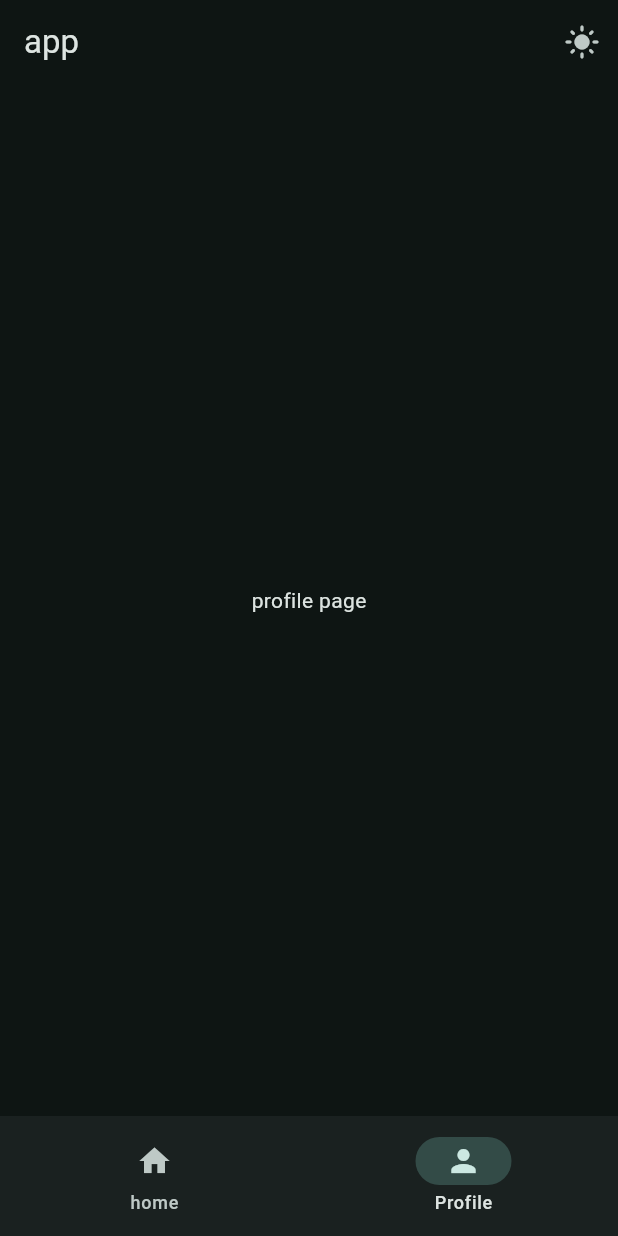
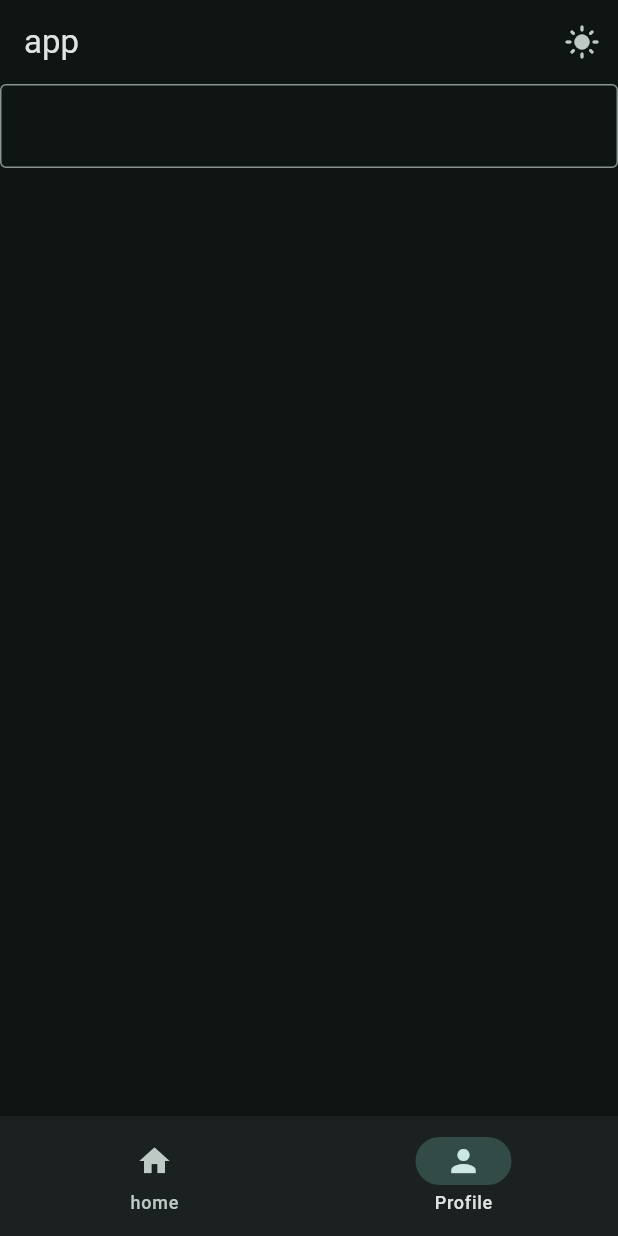
Before and after one commit to zengchanghuan/my_flutter_projects, a Flutter app: the screen it shows after launch, item 2 of the bottom bar chosen, on a phone screen of 412 x 824 dp. Run offline on Flutter 3.47's test engine with Material 3 defaults, Android fonts, the phone set to English and light mode, and no system bars.

Commit message:
add TextField

```diff
--- a/flutter_app/lib/views/pages/profile_page.dart
+++ b/flutter_app/lib/views/pages/profile_page.dart
@@ -1,12 +1,30 @@
 import 'package:flutter/material.dart';
 
-class ProfilePage extends StatelessWidget {
+class ProfilePage extends StatefulWidget {
   const ProfilePage({super.key});
 
   @override
+  State<ProfilePage> createState() => _ProfilePageState();
+}
+
+class _ProfilePageState extends State<ProfilePage> {
+  final TextEditingController _controller = TextEditingController();
+
+  @override
   Widget build(BuildContext context) {
-    return const Center(
-      child: Text('profile page'),
-    ) ;
+    return Column(
+      children: [
+        TextField(
+          controller: _controller,
+          decoration: const InputDecoration(
+            border: OutlineInputBorder(),
+          ),
+          onEditingComplete: () {
+            setState(() {});
+          },
+        ),
+        Text(_controller.text),
+      ],
+    );
   }
 }
```
